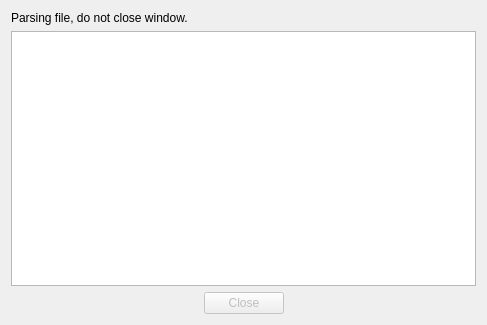
Above: parsedialog.ui from tootal/DBLParse before the change. Below: the same form after it.
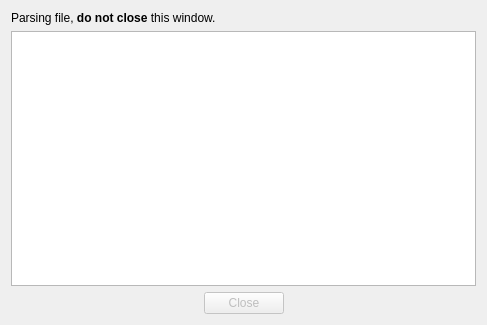
That is the form after the change.

```diff
--- a/parsedialog.ui
+++ b/parsedialog.ui
@@ -20,7 +20,7 @@
    <item>
     <widget class="QLabel" name="label">
      <property name="text">
-      <string>Parsing file, do not close window.</string>
+      <string>Parsing file, &lt;b&gt;do not close&lt;/b&gt; this window.</string>
      </property>
     </widget>
    </item>
```
